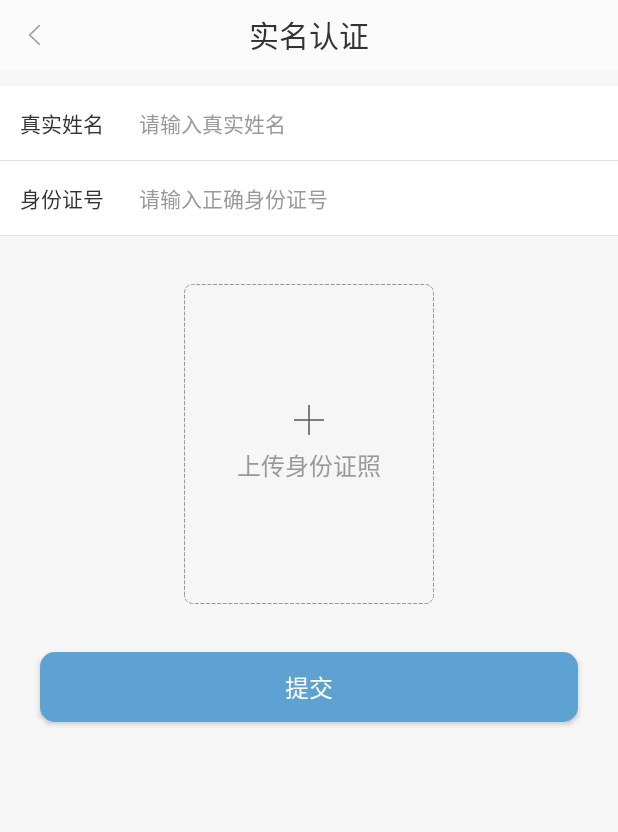
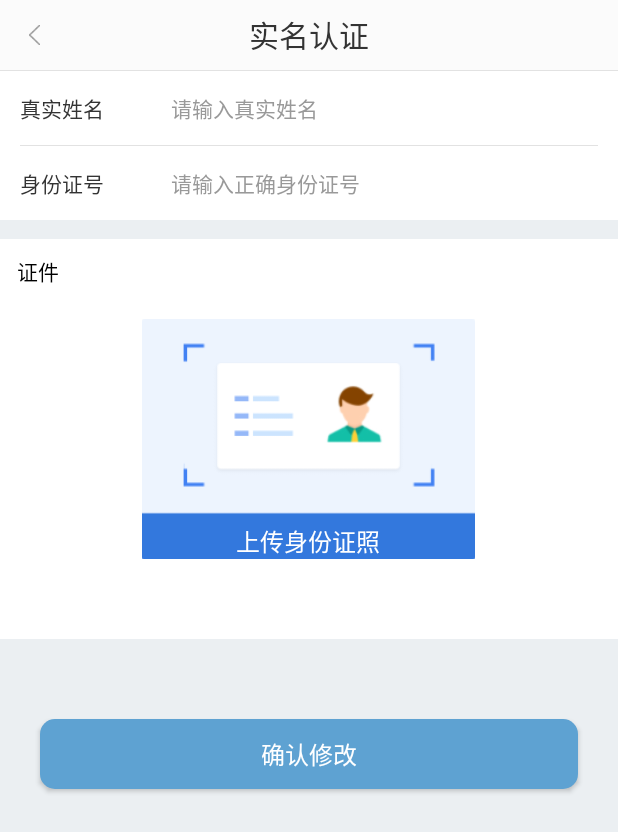
Before and after one commit to display822/hdy, an Android app: the RealNameActivity screen opened directly, with no data from a screen before it, on a phone screen of 412 x 824 dp. Shown: the top 832 px of the screen. Run offline under Robolectric (Android 15) with nearby library versions, the phone set to English and light mode, and no system bars; our stand-ins replace ButterKnife; libraries missing offline, so code that uses them is left out: com.blankj.utilcode, com.gyf.barlibrary, com.lzy.imagepicker; 6 statements that could not run were skipped.

Commit message:
实名认证界面

```diff
--- a/QBStore/app/src/main/java/org/store/android/rw/haoduoyu/ui/activity/RealNameActivity.java
+++ b/QBStore/app/src/main/java/org/store/android/rw/haoduoyu/ui/activity/RealNameActivity.java
@@ -42,8 +42,6 @@ public class RealNameActivity extends BaseActivity {
     EditText mEtRealName;
     @BindView(R.id.et_card_id)
     EditText mEtCardId;
-    @BindView(R.id.iv_add_ico)
-    ImageView mIvAddIco;
     @BindView(R.id.iv_card_id_pic)
     ImageView mIvCardIdPic;
     @BindView(R.id.rl_card_id_pic)
--- a/QBStore/app/src/main/res/layout/activity_real_name.xml
+++ b/QBStore/app/src/main/res/layout/activity_real_name.xml
@@ -13,10 +13,15 @@
     <LinearLayout
         android:layout_width="match_parent"
         android:layout_height="match_parent"
+        android:background="@color/rgb_ebeff2"
         android:orientation="vertical">
 
+        <View
+            android:layout_width="match_parent"
+            android:layout_height="@dimen/y1"
+            android:background="@color/rgb_e2e2e2" />
+
         <LinearLayout
-            android:layout_marginTop="@dimen/y20"
             android:layout_width="match_parent"
             android:layout_height="wrap_content"
             android:background="@color/white"
@@ -42,11 +47,11 @@
                     android:layout_width="match_parent"
                     android:layout_height="match_parent"
                     android:layout_gravity="center_vertical"
-                    android:layout_marginLeft="@dimen/x42"
+                    android:layout_marginLeft="@dimen/x80"
                     android:background="@null"
                     android:gravity="center_vertical"
                     android:hint="@string/real_name_activity_hint"
-                    android:textColor="@color/rgb_333333"
+                    android:textColor="@color/rgb_999999"
                     android:textColorHint="@color/rgb_999999"
                     android:textSize="14sp" />
             </LinearLayout>
@@ -54,6 +59,8 @@
             <View
                 android:layout_width="match_parent"
                 android:layout_height="@dimen/y1"
+                android:layout_marginLeft="@dimen/x24"
+                android:layout_marginRight="@dimen/x24"
                 android:background="@color/rgb_e2e2e2" />
 
             <LinearLayout
@@ -67,8 +74,8 @@
                     android:layout_width="wrap_content"
                     android:layout_height="wrap_content"
                     android:layout_gravity="center_vertical"
+                    android:maxLength="6"
                     android:text="身份证号"
-                    android:maxLength="6"
                     android:textColor="@color/rgb_333333"
                     android:textSize="14sp" />
 
@@ -77,66 +84,67 @@
                     android:layout_width="match_parent"
                     android:layout_height="match_parent"
                     android:layout_gravity="center_vertical"
-                    android:layout_marginLeft="@dimen/x42"
+                    android:layout_marginLeft="@dimen/x80"
                     android:background="@null"
                     android:gravity="center_vertical"
                     android:hint="@string/real_name_activity_code"
-                    android:textColor="@color/rgb_333333"
                     android:maxLength="18"
+                    android:textColor="@color/rgb_999999"
                     android:textColorHint="@color/rgb_999999"
                     android:textSize="14sp" />
             </LinearLayout>
 
             <View
                 android:layout_width="match_parent"
-                android:layout_height="@dimen/y1"
-                android:background="@color/rgb_e2e2e2" />
+                android:layout_height="@dimen/y24"
+                android:background="@color/rgb_ebeff2" />
 
         </LinearLayout>
 
 
         <RelativeLayout
             android:id="@+id/rl_card_id_pic"
-            android:layout_width="@dimen/x300"
-            android:layout_height="@dimen/y400"
+            android:layout_width="match_parent"
+            android:layout_height="@dimen/y500"
             android:layout_gravity="center_horizontal"
-            android:layout_marginTop="@dimen/y60"
-            android:background="@drawable/shape_rectangle_dash">
+            android:background="@color/white">
 
-
-            <LinearLayout
+            <TextView
                 android:layout_width="wrap_content"
                 android:layout_height="wrap_content"
+                android:layout_marginLeft="@dimen/x20"
+                android:layout_marginTop="@dimen/y20"
+                android:text="证件"
+                android:textColor="@color/black"
+                android:textSize="14sp" />
+
+            <RelativeLayout
+                android:layout_width="wrap_content"
+                android:layout_height="@dimen/y300"
                 android:layout_centerInParent="true"
                 android:gravity="center"
                 android:orientation="vertical">
 
                 <ImageView
-                    android:id="@+id/iv_add_ico"
-                    android:layout_width="wrap_content"
-                    android:layout_height="wrap_content"
-                    android:src="@mipmap/add_img_ico" />
+                    android:id="@+id/iv_card_id_pic"
+                    android:layout_width="@dimen/x400"
+                    android:layout_height="@dimen/y300"
+                    android:layout_centerInParent="true"
+                    android:scaleType="centerCrop"
+                    android:src="@mipmap/idcard" />
 
                 <TextView
                     android:layout_width="wrap_content"
                     android:layout_height="wrap_content"
-                    android:layout_below="@+id/iv_add_ico"
-                    android:layout_marginTop="@dimen/y15"
+                    android:layout_alignParentBottom="true"
+                    android:layout_centerHorizontal="true"
                     android:includeFontPadding="false"
                     android:text="上传身份证照"
-                    android:textColor="@color/rgb_999999"
+                    android:textColor="@color/white"
                     android:textSize="16sp" />
-            </LinearLayout>
-
-
-            <ImageView
-                android:id="@+id/iv_card_id_pic"
-                android:layout_width="match_parent"
-                android:layout_height="match_parent"
-                android:scaleType="centerCrop" />
+            </RelativeLayout>
 
         </RelativeLayout>
-
 
         <Button
             android:id="@+id/btn_submit"
@@ -144,13 +152,13 @@
             android:layout_height="@dimen/y88"
             android:layout_marginLeft="@dimen/x48"
             android:layout_marginRight="@dimen/x48"
-            android:layout_marginTop="@dimen/y60"
+            android:layout_marginTop="@dimen/y100"
             android:background="@drawable/background_btn"
             android:gravity="center"
-            android:text="提交"
-            android:visibility="gone"
+            android:text="确认修改"
             android:textColor="@color/white"
-            android:textSize="16sp" />
+            android:textSize="16sp"
+            android:visibility="visible" />
     </LinearLayout>
 
 
```
Also changed, not shown: QBStore/app/src/main/res/mipmap-xhdpi/idcard.png (added).
